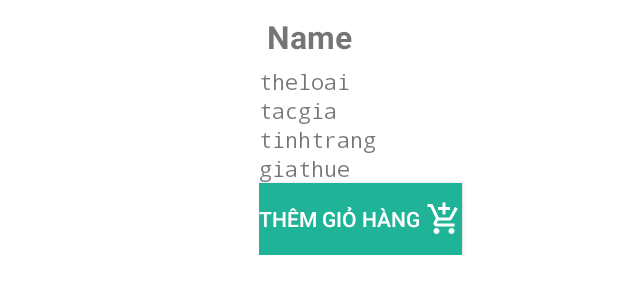
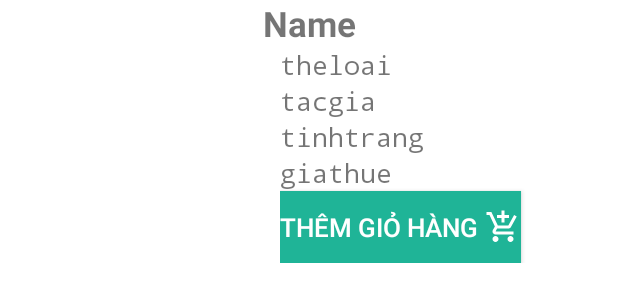
Before and after one commit to southsafe0123/appThuVien_Duan1, an Android app: the layout item_home.xml on its own in the app's theme, with its tools: preview values and no code run, on a phone screen of 412 x 824 dp. Shown: the top 302 px of the screen. Run offline under Robolectric (Android 15) with nearby library versions, the light colour scheme and no system bars; Roboto replaces fonts that are not available here.

Commit message:
u p d a t e

```diff
--- a/app/src/main/res/layout/item_home.xml
+++ b/app/src/main/res/layout/item_home.xml
@@ -3,7 +3,7 @@
     android:layout_width="match_parent"
     android:layout_height="wrap_content"
     android:orientation="vertical"
-    android:padding="10dp"
+
     >
 
     <TextView
@@ -12,7 +12,7 @@
         android:id="@+id/tvTen"
         android:textStyle="bold"
         android:text="Name"
-        android:textSize="21dp"
+        android:textSize="23dp"
         android:textAlignment="center"/>
 
 
@@ -21,11 +21,12 @@
         android:layout_weight="10"
         android:layout_width="match_parent"
         android:layout_height="match_parent"
+        android:layout_gravity="center"
         android:orientation="horizontal">
 
 
         <LinearLayout
-            android:layout_weight="4"
+            android:layout_weight="5"
             android:layout_width="0dp"
             android:layout_height="match_parent"
             android:orientation="vertical">
@@ -38,7 +39,7 @@
         </LinearLayout>
 
         <LinearLayout
-            android:padding="6dp"
+
             android:layout_weight="6"
             android:layout_width="0dp"
             android:layout_height="match_parent"
@@ -50,23 +51,27 @@
                 android:layout_height="wrap_content"
                 android:id="@+id/tvTheloai"
                 android:fontFamily="monospace"
-                android:text="theloai"/>
+                android:text="theloai"
+                android:textSize="17dp"/>
             <TextView
                 android:layout_width="match_parent"
                 android:layout_height="wrap_content"
                 android:id="@+id/tvTacGia"
+                android:textSize="17dp"
                 android:fontFamily="monospace"
                 android:text="tacgia"/>
             <TextView
                 android:layout_width="match_parent"
                 android:layout_height="wrap_content"
                 android:id="@+id/tvSoluong"
+                android:textSize="17dp"
                 android:fontFamily="monospace"
                 android:text="tinhtrang"/>
             <TextView
                 android:layout_width="match_parent"
                 android:layout_height="wrap_content"
                 android:id="@+id/tvGia"
+                android:textSize="17dp"
                 android:fontFamily="monospace"
                 android:text="giathue"/>
             <androidx.appcompat.widget.AppCompatButton
@@ -74,6 +79,7 @@
                 android:layout_height="wrap_content"
                 android:id="@+id/btnThemGioHang"
                 android:text="Thêm giỏ hàng "
+                android:textSize="17dp"
                 android:textColor="@color/white"
                 android:background="#1fb497"
                 android:drawableRight="@drawable/ic_cart"
```
Also changed, not shown: app/src/main/res/layout/item_rcv_cart.xml (+9 -3 lines), app/src/main/res/layout/fragment_home.xml (line endings or trailing spaces).
